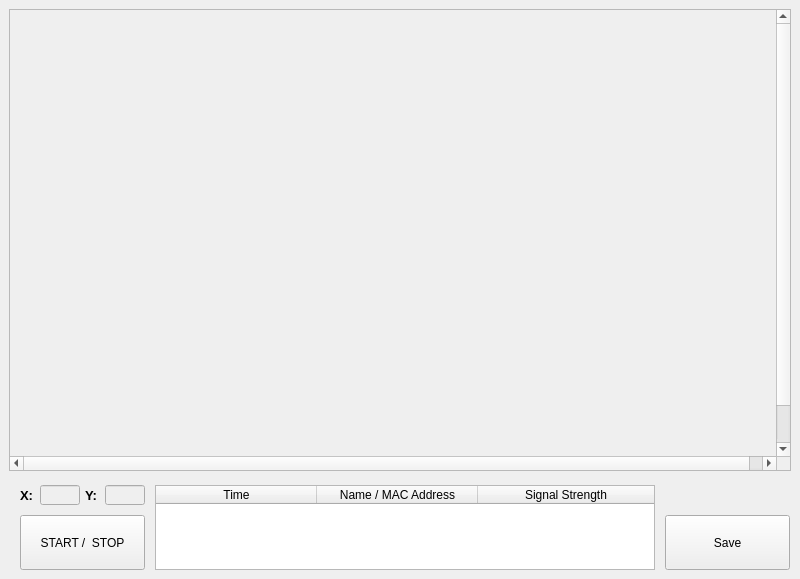
The window that datacapturewidget.ui (faelwar/Localizador) describes before a commit, drawn with Qt 5.
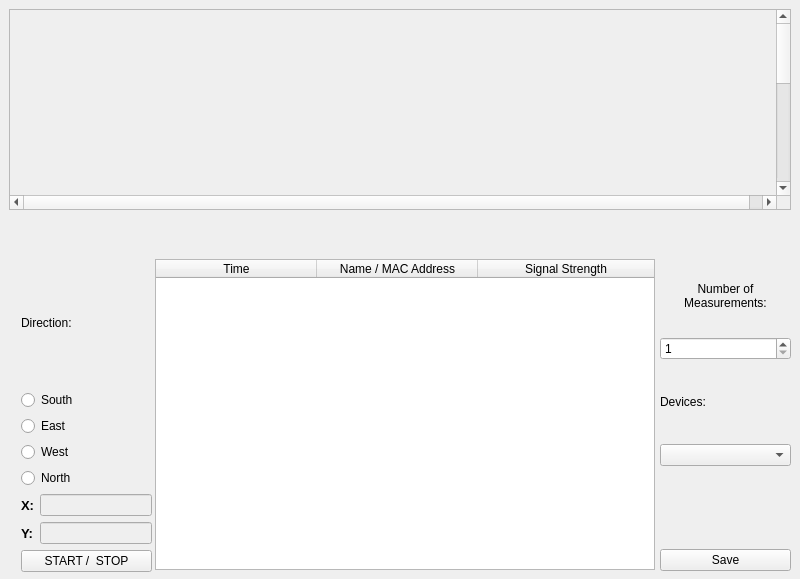
The same window after the commit. Icons and pictures are not drawn.

```diff
--- a/datacapturewidget.ui
+++ b/datacapturewidget.ui
@@ -16,29 +16,13 @@
   <property name="autoFillBackground">
    <bool>false</bool>
   </property>
-  <widget class="QPushButton" name="startstop_button">
-   <property name="geometry">
-    <rect>
-     <x>20</x>
-     <y>515</y>
-     <width>125</width>
-     <height>55</height>
-    </rect>
-   </property>
-   <property name="text">
-    <string>START /  STOP</string>
-   </property>
-   <property name="flat">
-    <bool>false</bool>
-   </property>
-  </widget>
   <widget class="QTableWidget" name="data_table">
    <property name="geometry">
     <rect>
      <x>155</x>
-     <y>485</y>
+     <y>259</y>
      <width>500</width>
-     <height>85</height>
+     <height>311</height>
     </rect>
    </property>
    <property name="horizontalScrollMode">
@@ -72,81 +56,21 @@
     </property>
    </column>
   </widget>
-  <widget class="QLineEdit" name="x_lineedit">
-   <property name="enabled">
-    <bool>false</bool>
-   </property>
-   <property name="geometry">
-    <rect>
-     <x>40</x>
-     <y>485</y>
-     <width>40</width>
-     <height>20</height>
-    </rect>
-   </property>
-  </widget>
-  <widget class="QLineEdit" name="y_lineedit">
-   <property name="enabled">
-    <bool>false</bool>
-   </property>
-   <property name="geometry">
-    <rect>
-     <x>105</x>
-     <y>485</y>
-     <width>40</width>
-     <height>20</height>
-    </rect>
-   </property>
-  </widget>
-  <widget class="QLabel" name="label">
-   <property name="geometry">
-    <rect>
-     <x>20</x>
-     <y>485</y>
-     <width>20</width>
-     <height>20</height>
-    </rect>
-   </property>
-   <property name="font">
-    <font>
-     <pointsize>10</pointsize>
-     <weight>75</weight>
-     <bold>true</bold>
-    </font>
-   </property>
-   <property name="text">
-    <string>X:</string>
-   </property>
-  </widget>
-  <widget class="QLabel" name="label_2">
-   <property name="geometry">
-    <rect>
-     <x>85</x>
-     <y>485</y>
-     <width>20</width>
-     <height>20</height>
-    </rect>
-   </property>
-   <property name="font">
-    <font>
-     <pointsize>10</pointsize>
-     <weight>75</weight>
-     <bold>true</bold>
-    </font>
-   </property>
-   <property name="text">
-    <string>Y:</string>
-   </property>
-  </widget>
   <widget class="QScrollArea" name="scrollArea">
    <property name="geometry">
     <rect>
      <x>9</x>
      <y>9</y>
      <width>782</width>
-     <height>462</height>
+     <height>201</height>
     </rect>
    </property>
+   <property name="maximumSize">
+    <size>
+     <width>1379</width>
+     <height>240</height>
+    </size>
+   </property>
    <property name="widgetResizable">
     <bool>false</bool>
    </property>
@@ -162,36 +86,201 @@
       <height>489</height>
      </rect>
     </property>
+    <property name="styleSheet">
+     <string notr="true">background-image: url(:/new/prefix1/dpi);</string>
+    </property>
    </widget>
   </widget>
-  <widget class="QPushButton" name="save_button">
+  <widget class="QWidget" name="layoutWidget">
    <property name="geometry">
     <rect>
-     <x>665</x>
-     <y>515</y>
-     <width>125</width>
-     <height>55</height>
+     <x>660</x>
+     <y>260</y>
+     <width>131</width>
+     <height>311</height>
     </rect>
    </property>
-   <property name="text">
-    <string>Save</string>
-   </property>
+   <layout class="QVBoxLayout" name="verticalLayout_2">
+    <item>
+     <widget class="QLabel" name="label_4">
+      <property name="text">
+       <string>Number of
+Measurements:</string>
+      </property>
+      <property name="alignment">
+       <set>Qt::AlignCenter</set>
+      </property>
+     </widget>
+    </item>
+    <item>
+     <widget class="QSpinBox" name="spinBox">
+      <property name="minimum">
+       <number>1</number>
+      </property>
+      <property name="maximum">
+       <number>500</number>
+      </property>
+     </widget>
+    </item>
+    <item>
+     <widget class="QLabel" name="label_5">
+      <property name="text">
+       <string>Devices:</string>
+      </property>
+     </widget>
+    </item>
+    <item>
+     <widget class="QComboBox" name="devices">
+      <property name="maxCount">
+       <number>10</number>
+      </property>
+     </widget>
+    </item>
+    <item>
+     <widget class="QLabel" name="message_label">
+      <property name="text">
+       <string/>
+      </property>
+      <property name="alignment">
+       <set>Qt::AlignCenter</set>
+      </property>
+     </widget>
+    </item>
+    <item>
+     <widget class="QPushButton" name="save_button">
+      <property name="text">
+       <string>Save</string>
+      </property>
+     </widget>
+    </item>
+   </layout>
   </widget>
-  <widget class="QLabel" name="message_label">
+  <widget class="QWidget" name="">
    <property name="geometry">
     <rect>
-     <x>665</x>
-     <y>490</y>
-     <width>125</width>
-     <height>20</height>
+     <x>21</x>
+     <y>261</y>
+     <width>131</width>
+     <height>311</height>
     </rect>
    </property>
-   <property name="text">
-    <string/>
-   </property>
-   <property name="alignment">
-    <set>Qt::AlignCenter</set>
-   </property>
+   <layout class="QVBoxLayout" name="verticalLayout_4">
+    <item>
+     <layout class="QVBoxLayout" name="verticalLayout">
+      <item>
+       <widget class="QLabel" name="label_3">
+        <property name="text">
+         <string>Direction:</string>
+        </property>
+       </widget>
+      </item>
+      <item>
+       <widget class="QRadioButton" name="South">
+        <property name="text">
+         <string>South</string>
+        </property>
+        <attribute name="buttonGroup">
+         <string notr="true">buttonGroup</string>
+        </attribute>
+       </widget>
+      </item>
+      <item>
+       <widget class="QRadioButton" name="East">
+        <property name="text">
+         <string>East</string>
+        </property>
+        <attribute name="buttonGroup">
+         <string notr="true">buttonGroup</string>
+        </attribute>
+       </widget>
+      </item>
+      <item>
+       <widget class="QRadioButton" name="West">
+        <property name="text">
+         <string>West</string>
+        </property>
+        <attribute name="buttonGroup">
+         <string notr="true">buttonGroup</string>
+        </attribute>
+       </widget>
+      </item>
+      <item>
+       <widget class="QRadioButton" name="North">
+        <property name="text">
+         <string>North</string>
+        </property>
+        <attribute name="buttonGroup">
+         <string notr="true">buttonGroup</string>
+        </attribute>
+       </widget>
+      </item>
+     </layout>
+    </item>
+    <item>
+     <layout class="QVBoxLayout" name="verticalLayout_3">
+      <item>
+       <layout class="QHBoxLayout" name="horizontalLayout">
+        <item>
+         <widget class="QLabel" name="label">
+          <property name="font">
+           <font>
+            <pointsize>10</pointsize>
+            <weight>75</weight>
+            <bold>true</bold>
+           </font>
+          </property>
+          <property name="text">
+           <string>X:</string>
+          </property>
+         </widget>
+        </item>
+        <item>
+         <widget class="QLineEdit" name="x_lineedit">
+          <property name="enabled">
+           <bool>false</bool>
+          </property>
+         </widget>
+        </item>
+       </layout>
+      </item>
+      <item>
+       <layout class="QHBoxLayout" name="horizontalLayout_2">
+        <item>
+         <widget class="QLabel" name="label_2">
+          <property name="font">
+           <font>
+            <pointsize>10</pointsize>
+            <weight>75</weight>
+            <bold>true</bold>
+           </font>
+          </property>
+          <property name="text">
+           <string>Y:</string>
+          </property>
+         </widget>
+        </item>
+        <item>
+         <widget class="QLineEdit" name="y_lineedit">
+          <property name="enabled">
+           <bool>false</bool>
+          </property>
+         </widget>
+        </item>
+       </layout>
+      </item>
+     </layout>
+    </item>
+    <item>
+     <widget class="QPushButton" name="startstop_button">
+      <property name="text">
+       <string>START /  STOP</string>
+      </property>
+      <property name="flat">
+       <bool>false</bool>
+      </property>
+     </widget>
+    </item>
+   </layout>
   </widget>
  </widget>
  <resources/>
```
Left out of the diff: 3 changed lines with no effect on the pictures.
